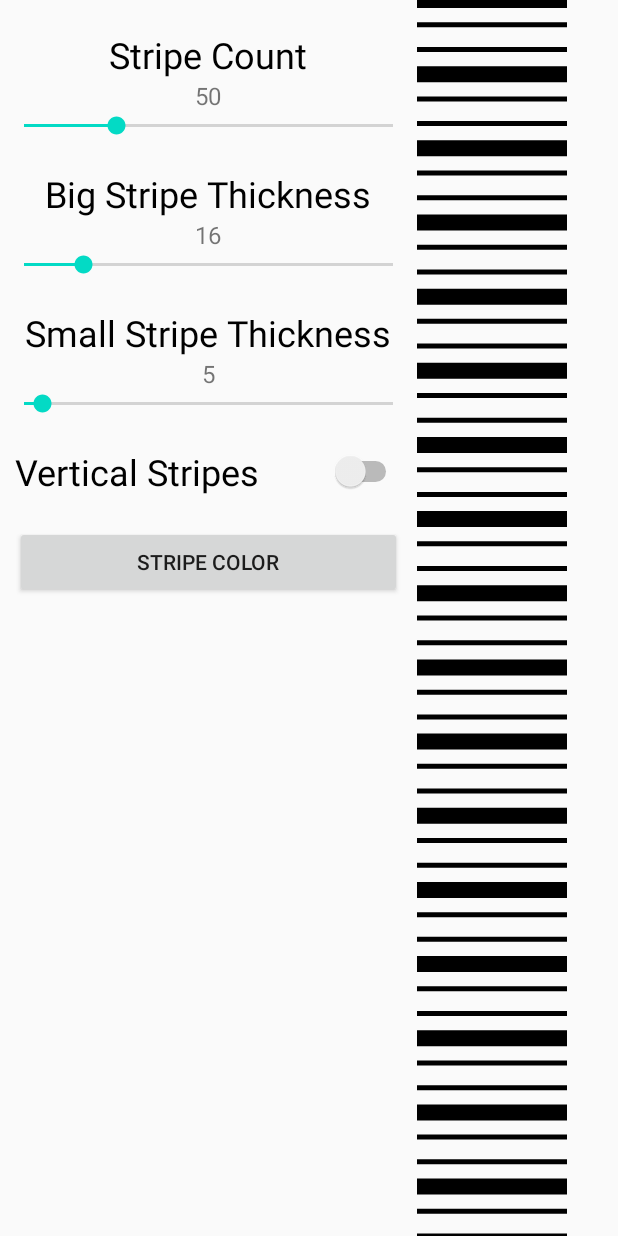
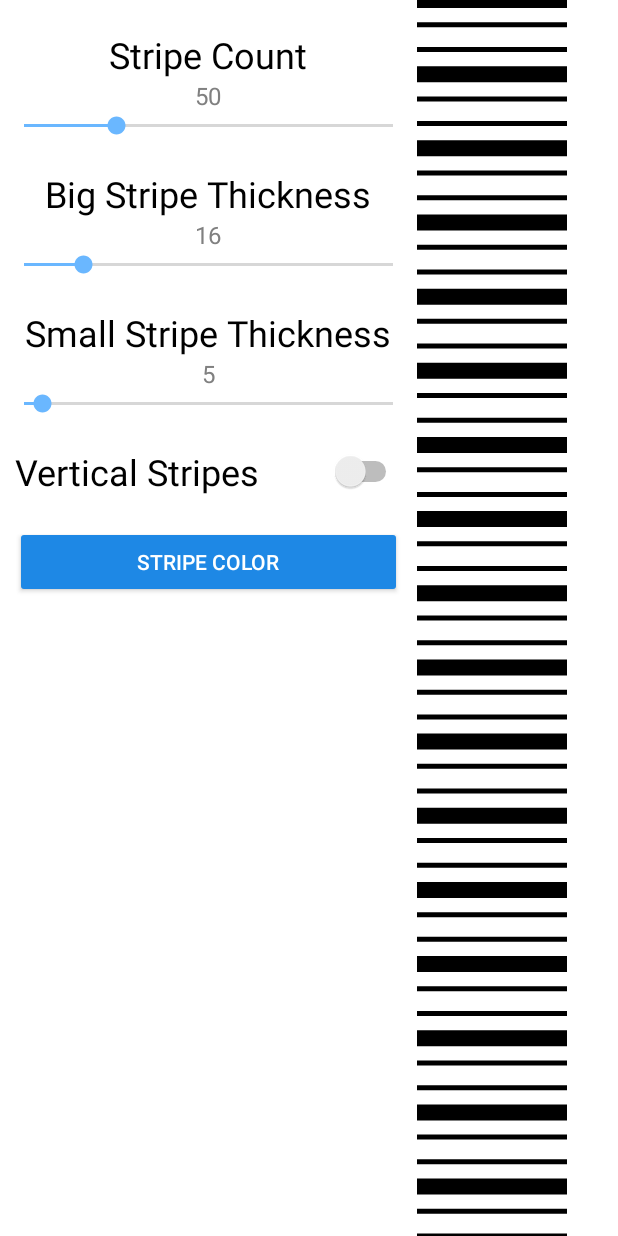
Before and after one commit to henkelmax/digital-dent-sail, an Android app: the SettingsActivity screen opened directly, with no data from a screen before it, on a phone screen of 412 x 824 dp. Run offline under Robolectric (Android 15) with nearby library versions, the phone set to English and light mode, and no system bars; libraries missing offline, so code that uses them is left out: top.defaults.colorpicker.

Commit message:
Add dark mode support

```diff
--- a/app/src/main/java/de/maxhenkel/hagelapp/StripeView.java
+++ b/app/src/main/java/de/maxhenkel/hagelapp/StripeView.java
@@ -36,6 +36,8 @@ public class StripeView extends View {
     @Override
     protected void onDraw(Canvas canvas) {
         super.onDraw(canvas);
+
+        canvas.drawColor(Color.WHITE);
 
         if(vertical){
             float stripeSpacing = (float) getWidth() / stripeCount;
--- a/app/src/main/res/layout/activity_settings_horizontal.xml
+++ b/app/src/main/res/layout/activity_settings_horizontal.xml
@@ -4,6 +4,7 @@
     xmlns:tools="http://schemas.android.com/tools"
     android:layout_width="match_parent"
     android:layout_height="match_parent"
+    android:background="@color/colorBackground"
     android:orientation="horizontal">
 
     <LinearLayout
--- a/app/src/main/res/layout/activity_settings_vertical.xml
+++ b/app/src/main/res/layout/activity_settings_vertical.xml
@@ -5,6 +5,7 @@
     xmlns:tools="http://schemas.android.com/tools"
     android:layout_width="match_parent"
     android:layout_height="match_parent"
+    android:background="@color/colorBackground"
     android:orientation="vertical">
 
     <LinearLayout
--- a/app/src/main/res/layout/settings.xml
+++ b/app/src/main/res/layout/settings.xml
@@ -13,7 +13,7 @@
             android:layout_width="match_parent"
             android:layout_height="wrap_content"
             android:layout_marginTop="20dp"
-            android:textColor="@android:color/black"
+            android:textColor="@color/colorTextPrimary"
             android:textSize="24sp"
             android:gravity="center"
             android:layout_weight="1"
@@ -23,6 +23,7 @@
             android:id="@+id/stripeCountText"
             android:layout_width="match_parent"
             android:layout_height="wrap_content"
+            android:textColor="@color/colorTextSecondary"
             android:textSize="16sp"
             android:gravity="center"
             android:layout_weight="1"/>
@@ -38,7 +39,7 @@
             android:layout_width="match_parent"
             android:layout_height="wrap_content"
             android:layout_marginTop="20dp"
-            android:textColor="@android:color/black"
+            android:textColor="@color/colorTextPrimary"
             android:gravity="center"
             android:textSize="24sp"
             android:layout_weight="1"
@@ -48,6 +49,7 @@
             android:id="@+id/stripeThicknessBigText"
             android:layout_width="match_parent"
             android:layout_height="wrap_content"
+            android:textColor="@color/colorTextSecondary"
             android:textSize="16sp"
             android:gravity="center"
             android:layout_weight="1"/>
@@ -63,7 +65,7 @@
             android:layout_width="match_parent"
             android:layout_height="wrap_content"
             android:layout_marginTop="20dp"
-            android:textColor="@android:color/black"
+            android:textColor="@color/colorTextPrimary"
             android:gravity="center"
             android:textSize="24sp"
             android:layout_weight="1"
@@ -73,6 +75,7 @@
             android:id="@+id/stripeThicknessSmallText"
             android:layout_width="match_parent"
             android:layout_height="wrap_content"
+            android:textColor="@color/colorTextSecondary"
             android:textSize="16sp"
             android:gravity="center"
             android:layout_weight="1"/>
@@ -90,7 +93,7 @@
             android:layout_height="wrap_content"
             android:layout_marginTop="20dp"
             android:layout_marginHorizontal="10dp"
-            android:textColor="@android:color/black"
+            android:textColor="@color/colorTextPrimary"
             android:textSize="24sp"
             android:layout_weight="1"
             android:text="@string/settings_vertical_stripes" />
@@ -102,6 +105,8 @@
             android:layout_marginTop="20dp"
             android:layout_marginHorizontal="10dp"
             android:layout_weight="1"
+            android:backgroundTint="@color/colorPrimary"
+            style="@style/Widget.AppCompat.Button.Colored"
             android:text="@string/settings_stripe_color" />
     </LinearLayout>
 
--- /dev/null
+++ b/app/src/main/res/values-night/colors.xml
@@ -0,0 +1,9 @@
+<?xml version="1.0" encoding="utf-8"?>
+<resources>
+    <color name="colorBackground">#000000</color>
+    <color name="colorPrimary">#424242</color>
+    <color name="colorPrimaryDark">#1b1b1b</color>
+    <color name="colorAccent">#6d6d6d</color>
+    <color name="colorTextPrimary">#FFFFFF</color>
+    <color name="colorTextSecondary">#808080</color>
+</resources>
--- a/app/src/main/res/values/colors.xml
+++ b/app/src/main/res/values/colors.xml
@@ -1,6 +1,9 @@
 <?xml version="1.0" encoding="utf-8"?>
 <resources>
-    <color name="colorPrimary">#6200EE</color>
-    <color name="colorPrimaryDark">#3700B3</color>
-    <color name="colorAccent">#03DAC5</color>
+    <color name="colorBackground">#FFFFFF</color>
+    <color name="colorPrimary">#1e88e5</color>
+    <color name="colorPrimaryDark">#005cb2</color>
+    <color name="colorAccent">#6ab7ff</color>
+    <color name="colorTextPrimary">#000000</color>
+    <color name="colorTextSecondary">#808080</color>
 </resources>
--- a/app/src/main/res/values/styles.xml
+++ b/app/src/main/res/values/styles.xml
@@ -1,11 +1,7 @@
 <resources>
-
-    <!-- Base application theme. -->
     <style name="AppTheme" parent="Theme.AppCompat.Light.DarkActionBar">
-        <!-- Customize your theme here. -->
         <item name="colorPrimary">@color/colorPrimary</item>
         <item name="colorPrimaryDark">@color/colorPrimaryDark</item>
         <item name="colorAccent">@color/colorAccent</item>
     </style>
-
 </resources>
```
Also changed, not shown: app/src/main/res/layout/activity_image.xml (+9 -7 lines).
